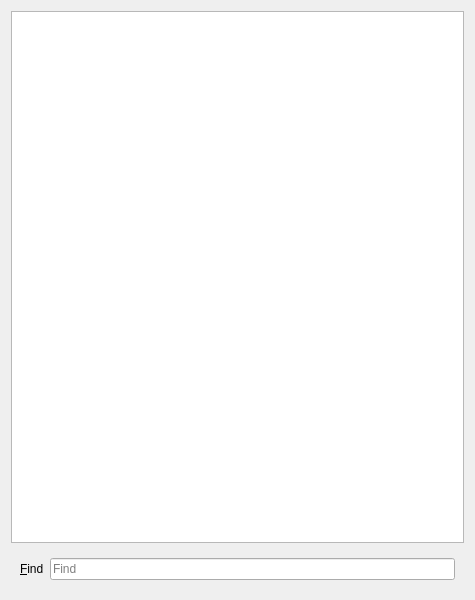
Before: the Qt Designer form UI/glitch-source-preview.ui in textbrowser/glitch, drawn with Qt 5.
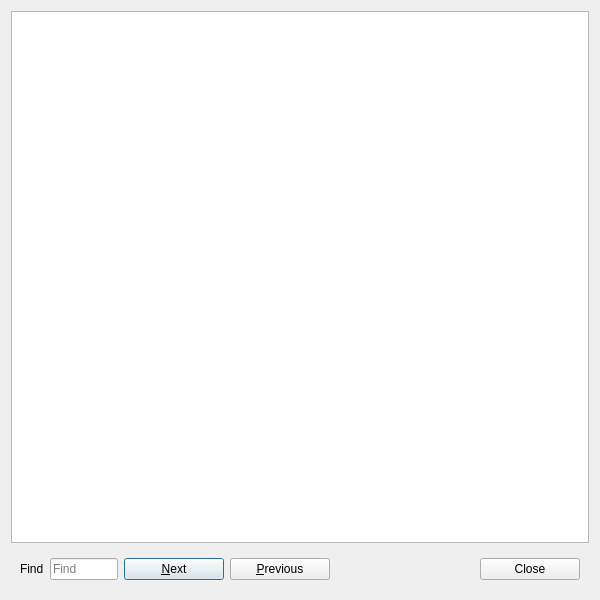
After: the same form once the commit is applied. Icons and pictures are not drawn.

What changed in the file:
```diff
--- a/UI/glitch-source-preview.ui
+++ b/UI/glitch-source-preview.ui
@@ -6,7 +6,7 @@
    <rect>
     <x>0</x>
     <y>0</y>
-    <width>475</width>
+    <width>600</width>
     <height>600</height>
    </rect>
   </property>
@@ -27,10 +27,7 @@
       <item>
        <widget class="QLabel" name="label">
         <property name="text">
-         <string>&amp;Find</string>
-        </property>
-        <property name="buddy">
-         <cstring>find</cstring>
+         <string>Find</string>
         </property>
        </widget>
       </item>
@@ -44,6 +41,58 @@
         </property>
        </widget>
       </item>
+      <item>
+       <widget class="QPushButton" name="next">
+        <property name="minimumSize">
+         <size>
+          <width>100</width>
+          <height>0</height>
+         </size>
+        </property>
+        <property name="text">
+         <string>&amp;Next</string>
+        </property>
+       </widget>
+      </item>
+      <item>
+       <widget class="QPushButton" name="previous">
+        <property name="minimumSize">
+         <size>
+          <width>100</width>
+          <height>0</height>
+         </size>
+        </property>
+        <property name="text">
+         <string>&amp;Previous</string>
+        </property>
+       </widget>
+      </item>
+      <item>
+       <spacer name="horizontalSpacer">
+        <property name="orientation">
+         <enum>Qt::Horizontal</enum>
+        </property>
+        <property name="sizeHint" stdset="0">
+         <size>
+          <width>184</width>
+          <height>20</height>
+         </size>
+        </property>
+       </spacer>
+      </item>
+      <item>
+       <widget class="QPushButton" name="close">
+        <property name="minimumSize">
+         <size>
+          <width>100</width>
+          <height>0</height>
+         </size>
+        </property>
+        <property name="text">
+         <string>Close</string>
+        </property>
+       </widget>
+      </item>
      </layout>
     </widget>
    </item>
```
